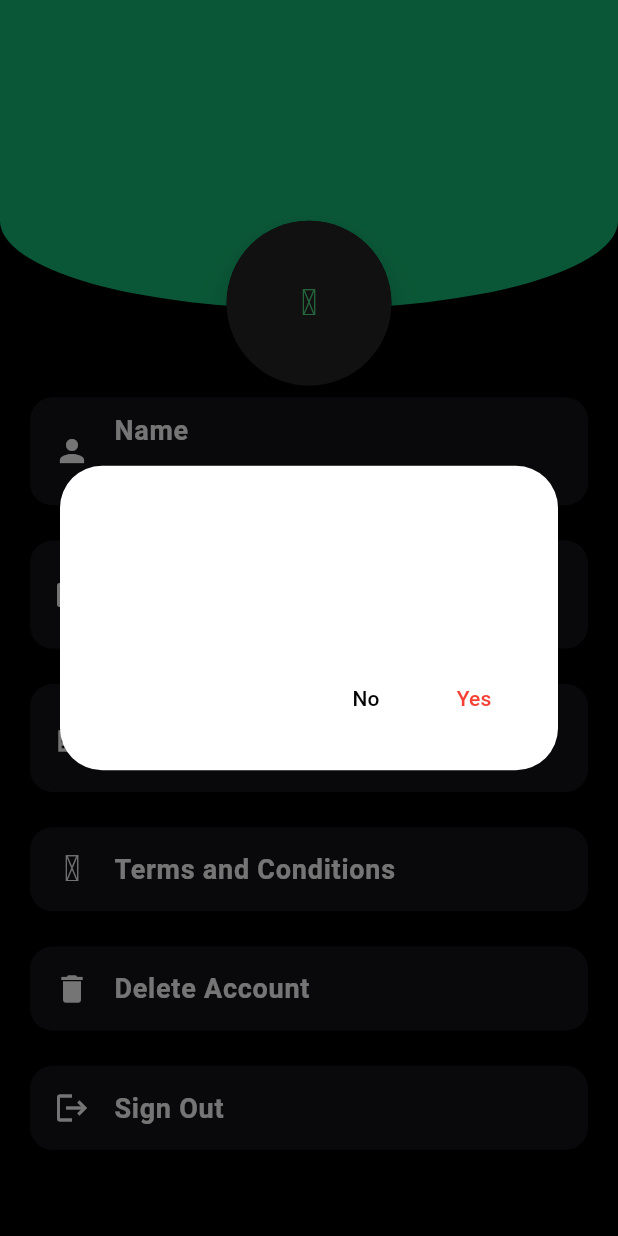
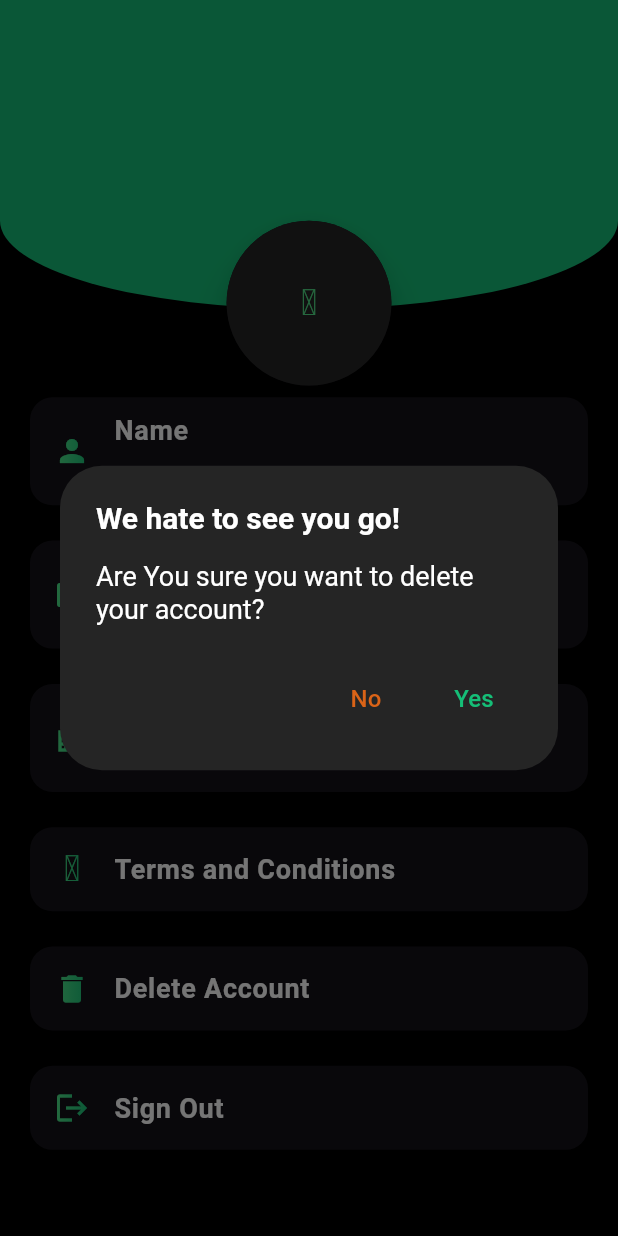
Before and after one commit to Buggies-dart/Food-Order-Application, a Flutter app: the ProfilePage screen opened directly, after a tap on "Delete Account", on a phone screen of 412 x 824 dp. Run offline on Flutter 3.47's test engine with Material 3 defaults, Android fonts, the phone set to English and light mode, and no system bars; our stand-ins replace cloud_firestore, curved_navigation_bar, firebase_auth, firebase_core, flutter_riverpod, image_picker and 2 more; missing offline and left inert: flutter_stripe; accounts and stored records are empty; generated files the repository leaves out were written again; network calls fail.

Commit message:
New Changes

```diff
--- a/lib/Pages/User Profile/profile.dart
+++ b/lib/Pages/User Profile/profile.dart
@@ -3,6 +3,7 @@ import 'dart:io';
 import 'package:firebase_auth/firebase_auth.dart';
 import 'package:flutter/material.dart';
 import 'package:food_delivery_app/Pages/User%20Profile/t_and_c.dart';
+import 'package:food_delivery_app/Widgets/mini_widgets.dart';
 import 'package:food_delivery_app/firebase%20auth/firebaseutils.dart';
 import 'package:food_delivery_app/firebase%20auth/user_auth.dart';
 import 'package:food_delivery_app/state_management.dart';
@@ -133,7 +134,7 @@ Future getImage()async{
                 padding: const EdgeInsets.only(left: 20, right: 20),
                 child: Material( elevation: 2, shadowColor: Colors.black, borderRadius: BorderRadius.circular(15),
                   child:  ListTile(
-                   leading: const Icon(Icons.person), title: Text('Name', style: AppWidget.lightFont2(),), subtitle: displayName
+                   leading: navIconGradient(const Icon(Icons.person, color: whiteColor,)), title: Text('Name', style: AppWidget.lightFont2(),), subtitle: displayName
                    ),
                 ),
               ),
@@ -143,7 +144,7 @@ Future getImage()async{
             padding: const EdgeInsets.only(left: 20, right: 20),
             child: Material( elevation: 2, shadowColor: Colors.black, borderRadius: BorderRadius.circular(15),
               child:  ListTile(
-               leading: const Icon(Icons.email), title: Text('Email', style: AppWidget.lightFont2(),),
+               leading: navIconGradient( const Icon(Icons.email, color: whiteColor,)), title: Text('Email', style: AppWidget.lightFont2(),),
                subtitle: displayEmail
                ),
             ),
@@ -153,9 +154,9 @@ Future getImage()async{
             padding: const EdgeInsets.only(left: 20, right: 20),
             child: Material( elevation: 2, shadowColor: Colors.black, borderRadius: BorderRadius.circular(15),
               child:  ListTile(
-               leading: const Icon(Icons.location_city), title: Text('Delivery Address', style: AppWidget.lightFont2(),),
+               leading: navIconGradient(const Icon(Icons.location_city, color: whiteColor,)), title: Text('Delivery Address', style: AppWidget.lightFont2(),),
                subtitle: displayAddress,
-               trailing: TextButton(onPressed: changeAddress, child:  Text('Change', style: TextStyle(color: ShowColors.secondary()),)), ),
+               trailing: TextButton(onPressed: changeAddress, child:  const Text('Change', style: TextStyle(color: secondaryColor),)), ),
             ),
           ),
                SizedBox( height: MediaQuery.of(context).size.height/35,),
@@ -167,7 +168,7 @@ Future getImage()async{
                   return const TermsAndConditionsPage();
                 }));
               },
-               leading: Icon(MdiIcons.pen), title: Text('Terms and Conditions', style: AppWidget.lightFont2(),),
+               leading: navIconGradient(Icon(MdiIcons.pen, color: whiteColor)), title: Text('Terms and Conditions', style: AppWidget.lightFont2(),),
                ),
             ),
           ),
@@ -176,7 +177,7 @@ Future getImage()async{
             padding: const EdgeInsets.only(left: 20, right: 20),
             child: Material( elevation: 2, shadowColor: Colors.black, borderRadius: BorderRadius.circular(15),
               child:  ListTile( onTap: deleteAccount,
-               leading: const Icon(Icons.delete), title: Text('Delete Account', style: AppWidget.lightFont2(),),
+               leading: navIconGradient( const Icon(Icons.delete, color: whiteColor,)), title: Text('Delete Account', style: AppWidget.lightFont2(),),
               subtitle: null, ),
             ),
           ),
@@ -185,7 +186,7 @@ Future getImage()async{
             padding: const EdgeInsets.only(left: 20, right: 20),
             child: Material( elevation: 2, shadowColor: Colors.black, borderRadius: BorderRadius.circular(15),
               child:  ListTile( onTap: signOut,
-               leading: const Icon(Icons.logout), title: Text('Sign Out', style: AppWidget.lightFont2(),),
+               leading: navIconGradient(const Icon(Icons.logout, color: whiteColor,)), title: Text('Sign Out', style: AppWidget.lightFont2(),),
                ),
             ),
           )
--- a/lib/Widgets/mini_widgets.dart
+++ b/lib/Widgets/mini_widgets.dart
@@ -23,3 +23,15 @@ Padding appBar(double sizeHeight, BuildContext context, double sizeWidth, ThemeD
         ),
     );
   }
+
+
+ Widget navIconGradient(Widget nav){
+    return ShaderMask( shaderCallback: (Rect bounds) {
+            return  LinearGradient(
+              colors:  [ShowColors.primary(), ShowColors.secondary()],
+              begin: Alignment.topLeft,
+              end: Alignment.topRight,
+            ).createShader(bounds);
+          },
+          child: nav);
+  }
--- a/lib/firebase auth/firebaseutils.dart
+++ b/lib/firebase auth/firebaseutils.dart
@@ -12,12 +12,20 @@ elevation: 10,));
 void showDialogBox(BuildContext context, VoidCallback delete, VoidCallback noDelete,
 String title, String content){
   showDialog(context: context, builder: (context){
-return AlertDialog( backgroundColor: Colors.white, elevation: 5,
-  title: Text(title, style: Theme.of(context).textTheme.displayMedium, maxLines: 2,),
+return AlertDialog( backgroundColor: Theme.of(context).colorScheme.primaryContainer, elevation: 5,
+  title: Row(
+    children: [
+      Text(title, style: Theme.of(context).textTheme.displayMedium, maxLines: 2,),
+    ],
+  ),
 content: Text(content, style: Theme.of(context).textTheme.displaySmall,),
 actions: [
-  TextButton(onPressed: noDelete, child: const Text('No', style: TextStyle(color: Colors.black),)),
-  TextButton(onPressed: delete, child: const Text('Yes', style: TextStyle(color: Colors.red),))
+  TextButton(onPressed: noDelete, child: const Text('No', style: TextStyle(color: secondaryColor, fontSize: 16),)),
+  TextButton(onPressed: delete, child: Text('Yes', style: TextStyle( fontSize: 16,
+  foreground: Paint()..shader = LinearGradient( colors: [ShowColors.primary(), ShowColors.secondary()],
+      begin: Alignment.topLeft, end: Alignment.bottomRight,).createShader( const Rect.fromLTWH(0.0, 0.0, 200.0, 70.0)),
+  ),
+  ))
 ],);
   });
 }
--- a/lib/main.dart
+++ b/lib/main.dart
@@ -30,7 +30,8 @@ return Consumer(
 ref.read(Providers.myNotifProvider).loadStateFromFirestore();
 return MaterialApp( debugShowCheckedModeBanner: false,
 darkTheme: Palette.darkTheme, theme: Palette.lightTheme,
-themeMode: ThemeMode.dark, home:  StreamBuilder<User?>(
+themeMode: ThemeMode.dark,
+ home:  StreamBuilder<User?>(
 stream: FirebaseAuth.instance.authStateChanges(),
 builder: (context, snapshot) {
 if (snapshot.connectionState == ConnectionState.waiting) {
--- a/lib/utils.dart
+++ b/lib/utils.dart
@@ -57,7 +57,7 @@ titleLarge: TextStyle( fontSize: 25, fontWeight: FontWeight.bold,
    fontSize: 27, fontWeight: FontWeight.bold
  ),
  displayMedium: TextStyle(
- fontSize: 20, fontWeight: FontWeight.bold, color: blackColor
+ fontSize: 20, fontWeight: FontWeight.bold, color: blackColor,
 ),
 displaySmall: TextStyle(
 fontSize: 18, color: blackColor, height: 2),
```
Also changed, not shown: lib/Pages/Orders/orders.dart (+48 -2 lines), lib/Pages/navigation.dart (+10 -1 lines). Lines whose indentation alone changed are shown as unchanged.
